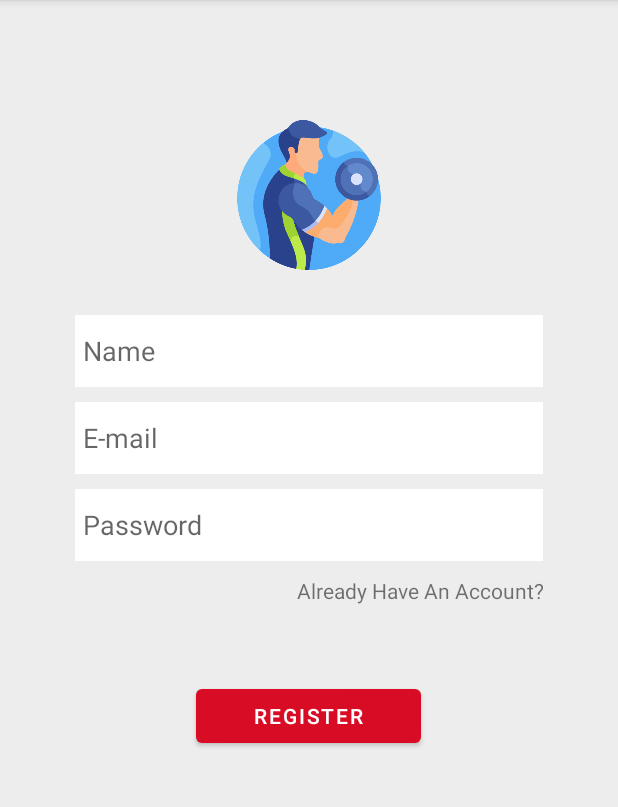
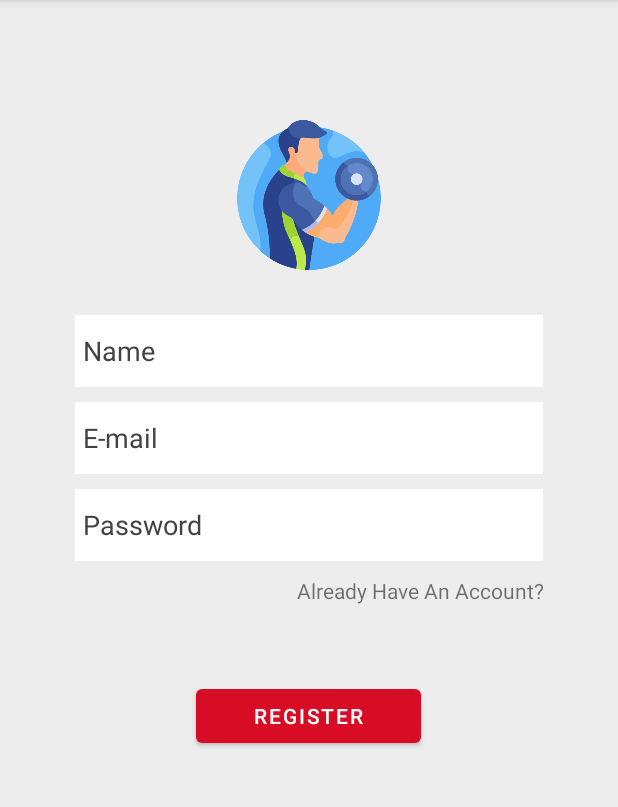
Before and after one commit to DeepSheth2212/Gym_Attendance_Tracker, an Android app: the SignUpActivity screen opened directly, with no data from a screen before it, on a phone screen of 412 x 824 dp, the part 84-891 px from its top. Run offline under Robolectric (Android 15) with nearby library versions, the light colour scheme and no system bars; our stand-ins replace Firebase (no records; nobody signed in at launch, a user with empty details on screens opened directly).

Commit message:
3rd commit -Dark Mode Enabled

```diff
--- a/app/src/main/res/layout/activity_sign_up.xml
+++ b/app/src/main/res/layout/activity_sign_up.xml
@@ -4,7 +4,7 @@
     xmlns:tools="http://schemas.android.com/tools"
     android:layout_width="match_parent"
     android:layout_height="match_parent"
-    android:background="@color/lightGrey"
+    style="@style/Main_bg"
     android:orientation="vertical"
     tools:context=".SignUpActivity">
 
@@ -30,7 +30,7 @@
             android:layout_width="match_parent"
             android:layout_height="wrap_content"
             android:layout_marginTop="30dp"
-            android:background="@color/white"
+            style="@style/Edit_text"
             android:ems="10"
             android:hint="Name"
             android:inputType="textPersonName"
@@ -42,7 +42,7 @@
             android:layout_width="match_parent"
             android:layout_height="wrap_content"
             android:layout_marginTop="10dp"
-            android:background="@color/white"
+            style="@style/Edit_text"
             android:ems="10"
             android:hint="E-mail"
             android:inputType="textEmailAddress"
@@ -54,7 +54,7 @@
             android:layout_width="match_parent"
             android:layout_height="wrap_content"
             android:layout_marginTop="10dp"
-            android:background="@color/white"
+            style="@style/Edit_text"
             android:ems="10"
             android:hint="Password"
             android:minHeight="48dp"
--- a/app/src/main/res/values-night/themes.xml
+++ b/app/src/main/res/values-night/themes.xml
@@ -3,7 +3,7 @@
     <style name="Theme.GymAttendanceTracker" parent="Theme.MaterialComponents.DayNight.DarkActionBar">
         <!-- Primary brand color. -->
         <item name="colorPrimary">@color/purple_200</item>
-        <item name="colorPrimaryVariant">@color/purple_700</item>
+        <item name="colorPrimaryVariant">@color/black</item>
         <item name="colorOnPrimary">@color/black</item>
         <!-- Secondary brand color. -->
         <item name="colorSecondary">@color/teal_200</item>
@@ -13,4 +13,27 @@
         <item name="android:statusBarColor" tools:targetApi="l">?attr/colorPrimaryVariant</item>
         <!-- Customize your theme here. -->
     </style>
+
+    <style name="Main_bg">
+        <item name="android:background">@color/grey_2</item>
+    </style>
+
+    <style name="Edit_text">
+        <item name="android:textColor">@color/white</item>
+        <item name="android:background">@color/grey_3</item>
+        <item name="android:textColorHint">@android:color/white</item>
+    </style>
+
+    <style name="Textview">
+        <item name="android:textColor">@android:color/white</item>
+    </style>
+
+
+    <style name="home_fragment">
+        <item name="android:background">@color/grey_2</item>
+    </style>
+
+    <style name="card_view">
+        <item name="android:background">@color/grey_3</item>
+    </style>
 </resources>
--- a/app/src/main/res/values/themes.xml
+++ b/app/src/main/res/values/themes.xml
@@ -21,5 +21,29 @@
 
     <style name="Theme.GymAttendanceTracker.AppBarOverlay" parent="ThemeOverlay.AppCompat.Dark.ActionBar" />
 
-    <style name="Theme.GymAttendanceTracker.PopupOverlay" parent="ThemeOverlay.AppCompat.Light" />
+    <style name="Theme.GymAttendanceTracker.PopupOverlay" parent="ThemeOverlay.AppCompat.Light" />]
+
+    <style name="Main_bg">
+        <item name="android:background">@color/lightGrey</item>
+    </style>
+
+    <style name="Edit_text">
+        <item name="android:textColor">@color/black</item>
+        <item name="android:background">@color/white</item>
+        <item name="android:textColorHint">@color/grey_3</item>
+    </style>
+
+
+
+    <style name="Textview">
+        <item name="android:textColor">@color/grey_3</item>
+    </style>
+
+    <style name="home_fragment">
+        <item name="android:background">@color/white</item>
+    </style>
+
+    <style name="card_view">
+        <item name="android:backgroundTint">@color/grey_cardview</item>
+    </style>
 </resources>
```
Also changed, not shown: app/src/main/res/layout/activity_sign_in.xml (+4 -3 lines), app/src/main/res/layout/fragment_home.xml (+4 -3 lines), app/src/main/res/values/colors.xml (+9 -0 lines).
